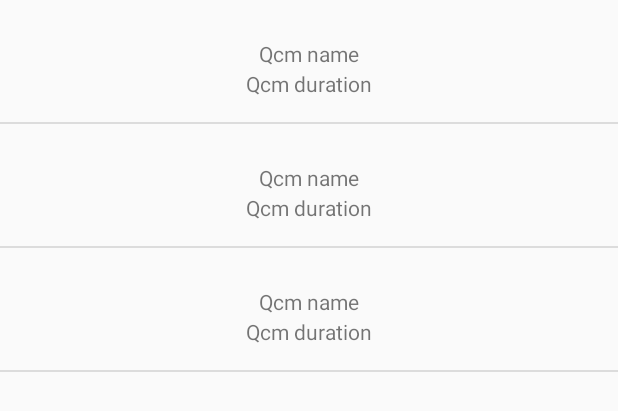
After one commit to AlexisLepage/QCM_Android, an Android app: the layout activity_qcm_list.xml on its own in the app's theme, with its tools: preview values and no code run, on a phone screen of 412 x 824 dp. The commit adds this screen. Shown: the top 411 px of the screen. Run offline under Robolectric (Android 15) with nearby library versions, the phone set to English and light mode, and no system bars.

Commit message:
Add ListCategory and link with ListQcm.

```diff
--- a/app/src/main/AndroidManifest.xml
+++ b/app/src/main/AndroidManifest.xml
@@ -21,6 +21,10 @@
         </activity>
         <activity android:name=".View.ViewCategoryActivity">
         </activity>
+        <activity android:name=".View.ListQcmActivity">
+        </activity>
+        <activity android:name=".View.ViewQcmActivity">
+        </activity>
 
     </application>
 
--- a/app/src/main/java/com/iia/cdsm/myqcm/View/CategoryCusorAdapter.java
+++ b/app/src/main/java/com/iia/cdsm/myqcm/View/CategoryCursorAdapter.java
@@ -15,12 +15,12 @@ import com.iia.cdsm.myqcm.data.CategorySQLiteAdapter;
 /**
  * Created by Alex on 11/05/2016.
  */
-public class CategoryCusorAdapter extends CursorAdapter{
-    public CategoryCusorAdapter(Context context, Cursor c, boolean autoRequery) {
+public class CategoryCursorAdapter extends CursorAdapter{
+    public CategoryCursorAdapter(Context context, Cursor c, boolean autoRequery) {
         super(context, c, autoRequery);
     }
 
-    public CategoryCusorAdapter(Context context, Cursor c, int flags) {
+    public CategoryCursorAdapter(Context context, Cursor c, int flags) {
         super(context, c, flags);
     }
 
--- a/app/src/main/java/com/iia/cdsm/myqcm/webservice/UserWSAdapter.java
+++ b/app/src/main/java/com/iia/cdsm/myqcm/webservice/UserWSAdapter.java
@@ -26,7 +26,7 @@ import org.json.JSONObject;
  */
 public class UserWSAdapter {
 
-    private static final String BASE_URL = "http://192.168.1.31/Qcm/web/app_dev.php/api";
+    private static final String BASE_URL = "http://192.168.100.116/Qcm/web/app_dev.php/api";
     private static final String ENTITY_USER = "users";
     private static final String ENTITY_QCM = "qcm";
     private static final String ENTITY_CATEGORY = "category";
--- /dev/null
+++ b/app/src/main/res/layout/activity_qcm_list.xml
@@ -0,0 +1,15 @@
+<?xml version="1.0" encoding="utf-8"?>
+<RelativeLayout xmlns:android="http://schemas.android.com/apk/res/android"
+    xmlns:tools="http://schemas.android.com/tools"
+    android:orientation="vertical"
+    android:layout_width="match_parent"
+    android:layout_height="match_parent">
+
+    <ListView
+        android:layout_width="match_parent"
+        android:layout_height="match_parent"
+        android:id="@+id/lv_qcms"
+        android:layout_centerVertical="true"
+        android:layout_centerHorizontal="true"
+        tools:listitem="@layout/activity_view_qcm"/>
+</RelativeLayout>
--- /dev/null
+++ b/app/src/main/res/layout/activity_view_qcm.xml
@@ -0,0 +1,31 @@
+<?xml version="1.0" encoding="utf-8"?>
+<RelativeLayout
+    xmlns:android="http://schemas.android.com/apk/res/android"
+    xmlns:tools="http://schemas.android.com/tools"
+    android:layout_width="match_parent"
+    android:layout_height="match_parent"
+    android:paddingBottom="@dimen/activity_vertical_margin"
+    android:paddingLeft="@dimen/activity_horizontal_margin"
+    android:paddingRight="@dimen/activity_horizontal_margin"
+    android:paddingTop="@dimen/activity_vertical_margin"
+    tools:context="com.iia.cdsm.myqcm.View.ViewQcmActivity">
+
+    <TextView
+        android:layout_width="wrap_content"
+        android:layout_height="wrap_content"
+        android:text="@string/name_qcm"
+        android:id="@+id/tvNameQcm"
+        android:layout_alignParentTop="true"
+        android:layout_centerHorizontal="true"
+        android:layout_marginTop="10dp" />
+
+    <TextView
+        android:layout_width="wrap_content"
+        android:layout_height="wrap_content"
+        android:text="@string/duration_qcm"
+        android:id="@+id/tvDurationQcm"
+        android:layout_alignParentTop="true"
+        android:layout_centerHorizontal="true"
+        android:layout_marginTop="30dp" />
+
+</RelativeLayout>
--- a/app/src/main/res/values/strings.xml
+++ b/app/src/main/res/values/strings.xml
@@ -5,5 +5,7 @@
     <string name="button_text">Connecte toi !</string>
     <string name="bienvenue">Bienvenue %1$s votre password est %2$s</string>
     <string name="name_category">Category name</string>
+    <string name="name_qcm">Qcm name</string>
+    <string name="duration_qcm">Qcm duration</string>
 
 </resources>
```
Also changed, not shown: app/src/main/java/com/iia/cdsm/myqcm/View/ListCategoryActivity.java (+16 -8 lines), app/src/main/java/com/iia/cdsm/myqcm/View/ListQcmActivity.java (added, +63 -0 lines), app/src/main/java/com/iia/cdsm/myqcm/View/MainQCMActivity.java (+16 -5 lines), app/src/main/java/com/iia/cdsm/myqcm/View/QcmCursorAdapter.java (added, +43 -0 lines), app/src/main/java/com/iia/cdsm/myqcm/View/ViewQcmActivity.java (added, +28 -0 lines), app/src/main/java/com/iia/cdsm/myqcm/data/QcmSQLiteAdapter.java (+23 -0 lines), 2 other files.
